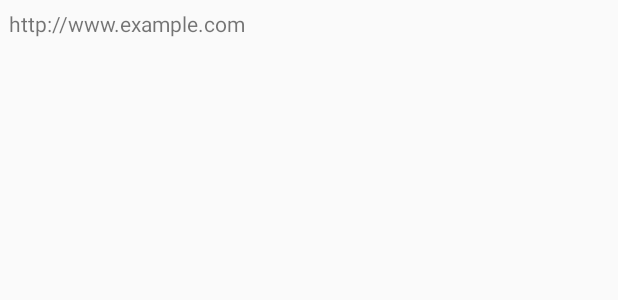
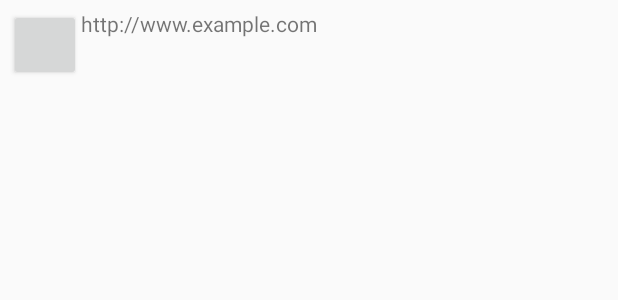
Before and after one commit to fbis251/Linky, an Android app: the layout content_link.xml on its own in the app's theme, with its tools: preview values and no code run, on a phone screen of 412 x 824 dp. Shown: the top 300 px of the screen. Run offline under Robolectric (Android 15) with nearby library versions, the phone set to English and light mode, and no system bars.

Commit message:
Add delete button (no API call yet)

```diff
--- a/app/src/main/res/layout/content_link.xml
+++ b/app/src/main/res/layout/content_link.xml
@@ -1,8 +1,15 @@
 <LinearLayout xmlns:android="http://schemas.android.com/apk/res/android"
+              xmlns:tools="http://schemas.android.com/tools"
               android:layout_width="wrap_content"
               android:layout_height="?android:attr/listPreferredItemHeight"
-              xmlns:tools="http://schemas.android.com/tools"
+              android:orientation="horizontal"
               android:padding="6dip">
+
+    <Button
+        android:id="@+id/delete_button"
+        style="?android:attr/buttonStyleSmall"
+        android:layout_width="wrap_content"
+        android:layout_height="wrap_content"/>
 
     <TextView
         android:id="@+id/link_url"
```
